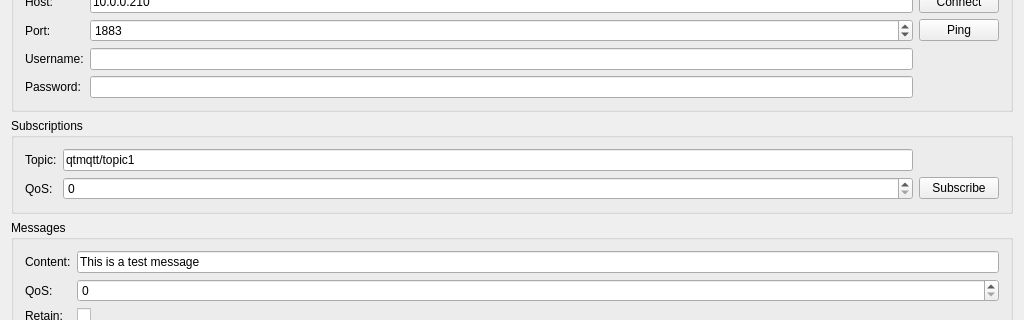
Before: the Qt Designer form mainwindow.ui in zhoushanbao1994/MqttSubscriptionsExample, drawn with Qt 5; both pictures show x 0 to 1024 and y 87 to 407 of the 1024 by 768 pixel window.
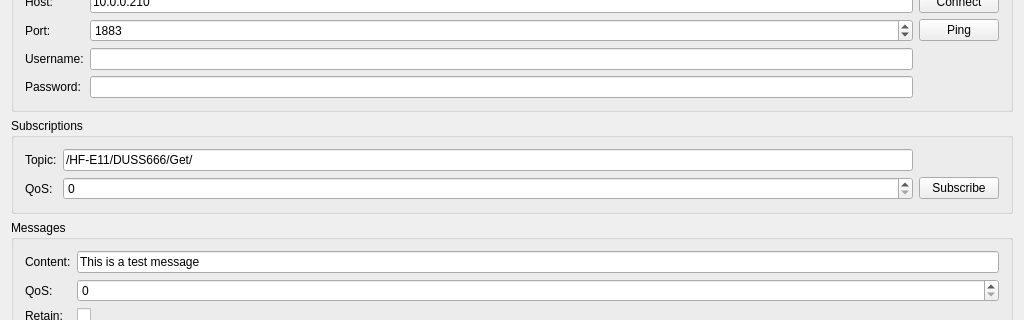
After: the same form once the commit is applied.

Patch:
```diff
--- a/mainwindow.ui
+++ b/mainwindow.ui
@@ -115,7 +115,7 @@
          <item row="0" column="1">
           <widget class="QLineEdit" name="lineEditTopic">
            <property name="text">
-            <string>qtmqtt/topic1</string>
+            <string>/HF-E11/DUSS666/Get/</string>
            </property>
           </widget>
          </item>
```
